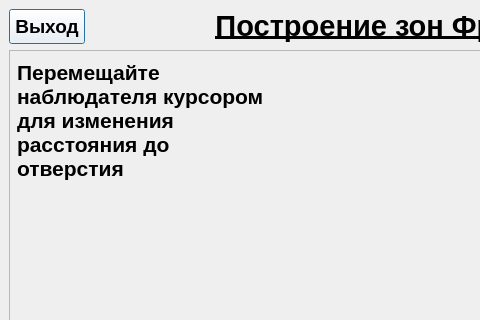
Lnd-stoL/fresnel-zones-qt, file QtFresnelZones/introwindow.ui: the form before one commit; both pictures show x 0 to 480 and y 0 to 320 of the 800 by 600 pixel window.
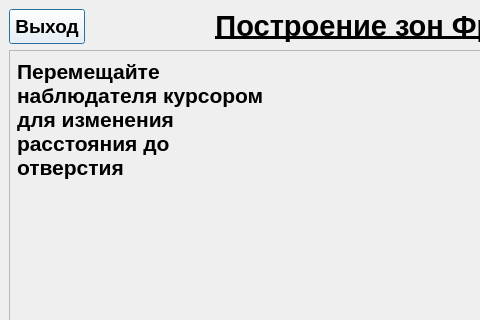
The form after the commit. Custom widgets are drawn as their Qt base class.

Patch:
```diff
--- a/QtFresnelZones/introwindow.ui
+++ b/QtFresnelZones/introwindow.ui
@@ -185,6 +185,18 @@
        <property name="leftMargin">
         <number>7</number>
        </property>
+       <property name="topMargin">
+        <number>8</number>
+       </property>
+       <property name="rightMargin">
+        <number>0</number>
+       </property>
+       <property name="bottomMargin">
+        <number>0</number>
+       </property>
+       <property name="spacing">
+        <number>8</number>
+       </property>
        <item row="0" column="1">
         <widget class="IntensityPlot" name="widget_intensityPlot" native="true"/>
        </item>
```
